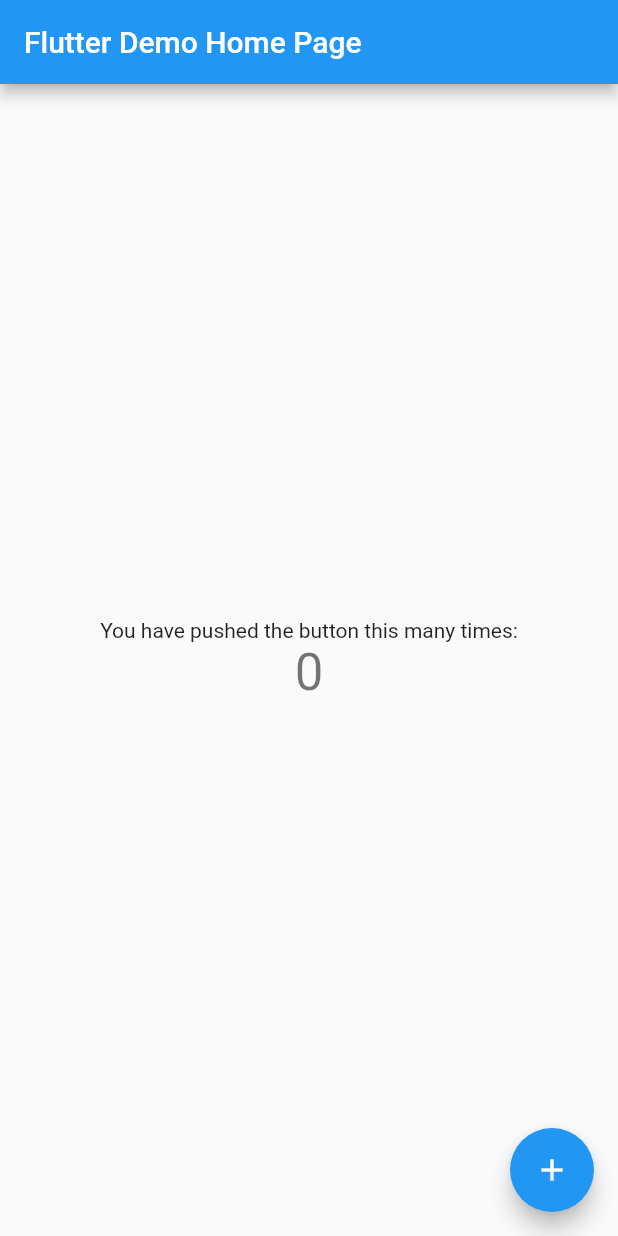
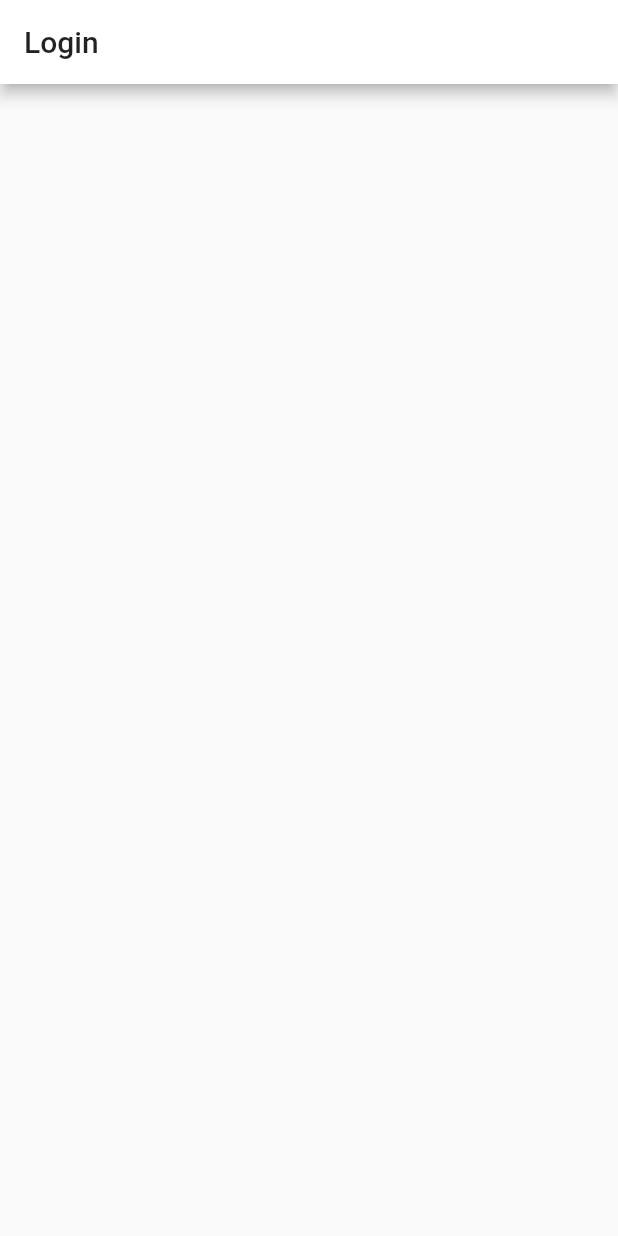
Before and after one commit to Kundan-Tumbahamphe/lets_chat, a Flutter app: the screen it shows after launch, on a phone screen of 412 x 824 dp. Run offline on Flutter 3.47's test engine with Material 2 defaults, Android fonts, the phone set to English and light mode, and no system bars; our stand-ins replace cloud_firestore, firebase_auth, firebase_messaging; accounts and stored records are empty.

```diff
--- a/lib/main.dart
+++ b/lib/main.dart
@@ -1,62 +1,45 @@
+import 'package:firebase_auth/firebase_auth.dart';
 import 'package:flutter/material.dart';
+import 'package:lets_chat/models/user_data.dart';
+import 'package:lets_chat/screens/home_screen.dart';
+import 'package:lets_chat/screens/login_screen.dart';
+import 'package:lets_chat/services/auth_services.dart';
+import 'package:provider/provider.dart';
 
-void main() => runApp(MyApp());
+void main() => runApp(
+      MultiProvider(
+        providers: [
+          Provider<AuthService>(
+            create: (_) => AuthService(),
+          ),
+          ChangeNotifierProvider<UserData>(
+            create: (_) => UserData(),
+          ),
+        ],
+        child: MyApp(),
+      ),
+    );
 
 class MyApp extends StatelessWidget {
   @override
   Widget build(BuildContext context) {
     return MaterialApp(
-      title: 'Flutter Demo',
+      title: 'Let\'s Chat',
+      debugShowCheckedModeBanner: false,
       theme: ThemeData(
-        primarySwatch: Colors.blue,
+        primaryColor: Colors.white,
       ),
-      home: MyHomePage(title: 'Flutter Demo Home Page'),
-    );
-  }
-}
-
-class MyHomePage extends StatefulWidget {
-  MyHomePage({Key key, this.title}) : super(key: key);
-
-  final String title;
-
-  @override
-  _MyHomePageState createState() => _MyHomePageState();
-}
-
-class _MyHomePageState extends State<MyHomePage> {
-  int _counter = 0;
-
-  void _incrementCounter() {
-    setState(() {
-      _counter++;
-    });
-  }
-
-  @override
-  Widget build(BuildContext context) {
-    return Scaffold(
-      appBar: AppBar(
-        title: Text(widget.title),
-      ),
-      body: Center(
-        child: Column(
-          mainAxisAlignment: MainAxisAlignment.center,
-          children: <Widget>[
-            Text(
-              'You have pushed the button this many times:',
-            ),
-            Text(
-              '$_counter',
-              style: Theme.of(context).textTheme.display1,
-            ),
-          ],
-        ),
-      ),
-      floatingActionButton: FloatingActionButton(
-        onPressed: _incrementCounter,
-        tooltip: 'Increment',
-        child: Icon(Icons.add),
+      home: StreamBuilder<FirebaseUser>(
+        stream: Provider.of<AuthService>(context, listen: false).user,
+        builder: (_, AsyncSnapshot snapshot) {
+          if (snapshot.hasData) {
+            Provider.of<UserData>(context, listen: false).currentUserID =
+                snapshot.data.uid;
+            return HomeScreen();
+          } else {
+            return LoginScreen();
+          }
+        },
       ),
     );
   }
--- /dev/null
+++ b/lib/models/user_data.dart
@@ -0,0 +1,5 @@
+import 'package:flutter/foundation.dart';
+
+class UserData extends ChangeNotifier {
+  String currentUserID;
+}
--- /dev/null
+++ b/lib/screens/login_screen.dart
@@ -0,0 +1,17 @@
+import 'package:flutter/material.dart';
+
+class LoginScreen extends StatefulWidget {
+  @override
+  _LoginScreenState createState() => _LoginScreenState();
+}
+
+class _LoginScreenState extends State<LoginScreen> {
+  @override
+  Widget build(BuildContext context) {
+    return Scaffold(
+      appBar: AppBar(
+        title: Text('Login'),
+      ),
+    );
+  }
+}
--- /dev/null
+++ b/lib/utilities/constants.dart
@@ -0,0 +1,5 @@
+import 'package:cloud_firestore/cloud_firestore.dart';
+
+final Firestore _db = Firestore.instance;
+final CollectionReference usersRef = _db.collection('users');
+final CollectionReference chatsRef = _db.collection('chats');
```
Also changed, not shown: lib/models/user_model.dart (added, +19 -0 lines), lib/screens/home_screen.dart (added, +17 -0 lines), lib/services/auth_services.dart (added, +39 -0 lines), 3 other files.
